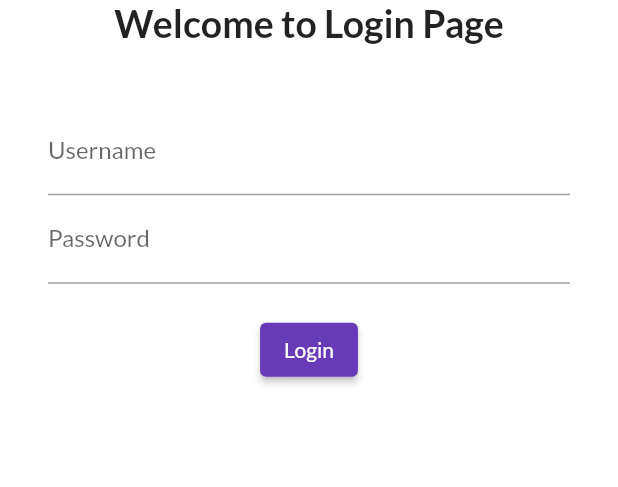
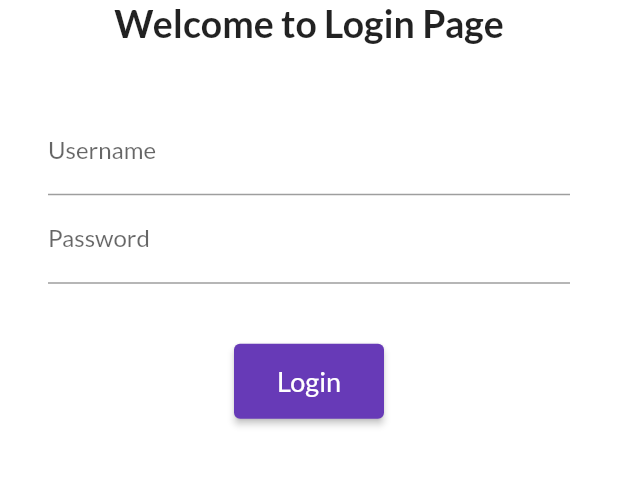
Before and after one commit to lethalcoder9/Flutter_Catalog, a Flutter app: the screen it shows after launch, on a phone screen of 412 x 824 dp, the part 504-991 px from its top. Run offline on Flutter 3.47's test engine with Material 2 defaults, Android fonts, the phone set to English and light mode, and no system bars; our stand-ins replace google_fonts.

Commit message:
Day 5 Completed

```diff
--- a/lib/main.dart
+++ b/lib/main.dart
@@ -1,6 +1,7 @@
 import 'package:flutter/material.dart';
 import 'package:flutter_catalog/pages/home_page.dart';
 import 'package:flutter_catalog/pages/login_page.dart';
+import 'package:flutter_catalog/utils/routes.dart';
 import 'package:google_fonts/google_fonts.dart';
 
 void main() {
@@ -19,8 +20,8 @@ class MyApp extends StatelessWidget {
       initialRoute: "/login",
       routes: {
         "/": (context) => LoginPage(),
-        "/home": (context) => HomePage(),
-        "/login": (context) => LoginPage(),
+        MyRoutes.homeRoute: (context) => HomePage(),
+        MyRoutes.loginRoute: (context) => LoginPage(),
       },
     );
   }
--- a/lib/pages/login_page.dart
+++ b/lib/pages/login_page.dart
@@ -1,4 +1,5 @@
 import 'package:flutter/material.dart';
+import 'package:flutter_catalog/utils/routes.dart';
 
 class LoginPage extends StatelessWidget {
   const LoginPage({Key? key}) : super(key: key);
@@ -7,6 +8,7 @@ class LoginPage extends StatelessWidget {
   Widget build(BuildContext context) {
     return Material(
       color: Colors.white,
+      child: SingleChildScrollView(
         child: Column(
           children: [
             Image.asset(
@@ -45,20 +47,24 @@ class LoginPage extends StatelessWidget {
                     ),
                   ),
                   SizedBox(
-                  height: 20,
+                    height: 40,
                   ),
                   ElevatedButton(
-                  child: Text("Login"),
+                    child: Text(
+                      "Login",
+                      style: TextStyle(fontSize: 18),
+                    ),
                     onPressed: () {
-                    print("Login Successful");
+                      Navigator.pushNamed(context, MyRoutes.homeRoute);
                     },
-                  style: TextButton.styleFrom(),
+                    style: TextButton.styleFrom(minimumSize: Size(100, 50)),
                   )
                 ],
               ),
             ),
           ],
         ),
+      ),
     );
   }
 }
--- /dev/null
+++ b/lib/utils/routes.dart
@@ -0,0 +1,4 @@
+class MyRoutes {
+  static String loginRoute = "/login";
+  static String homeRoute = "/home";
+}
```
Lines whose indentation alone changed are shown as unchanged.
